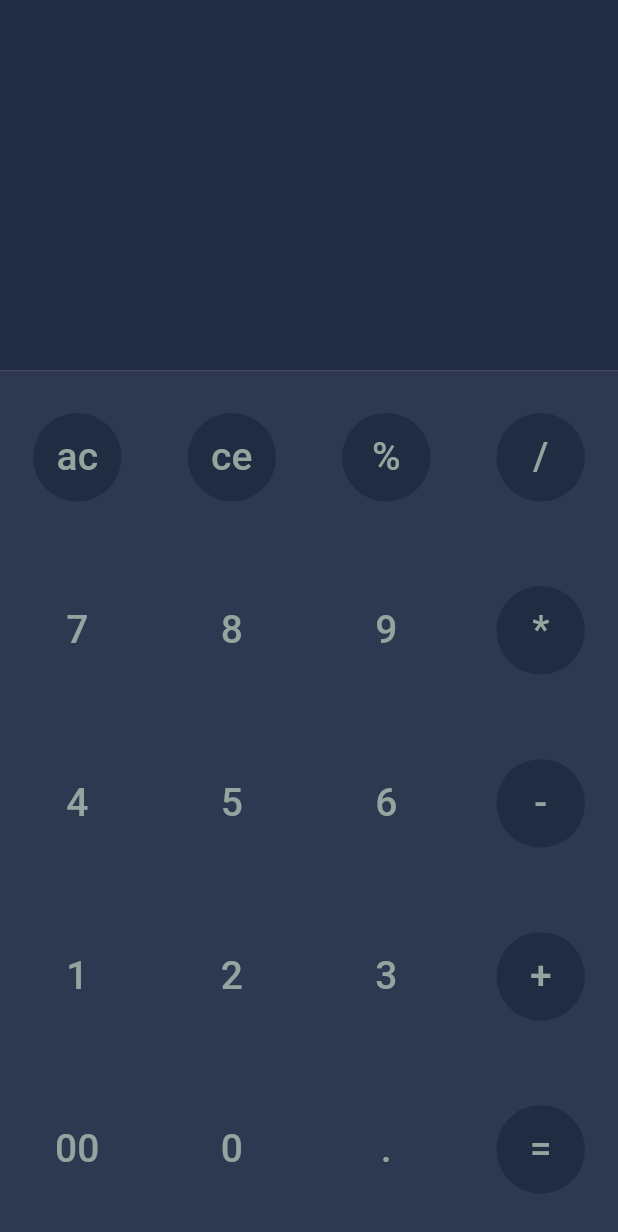
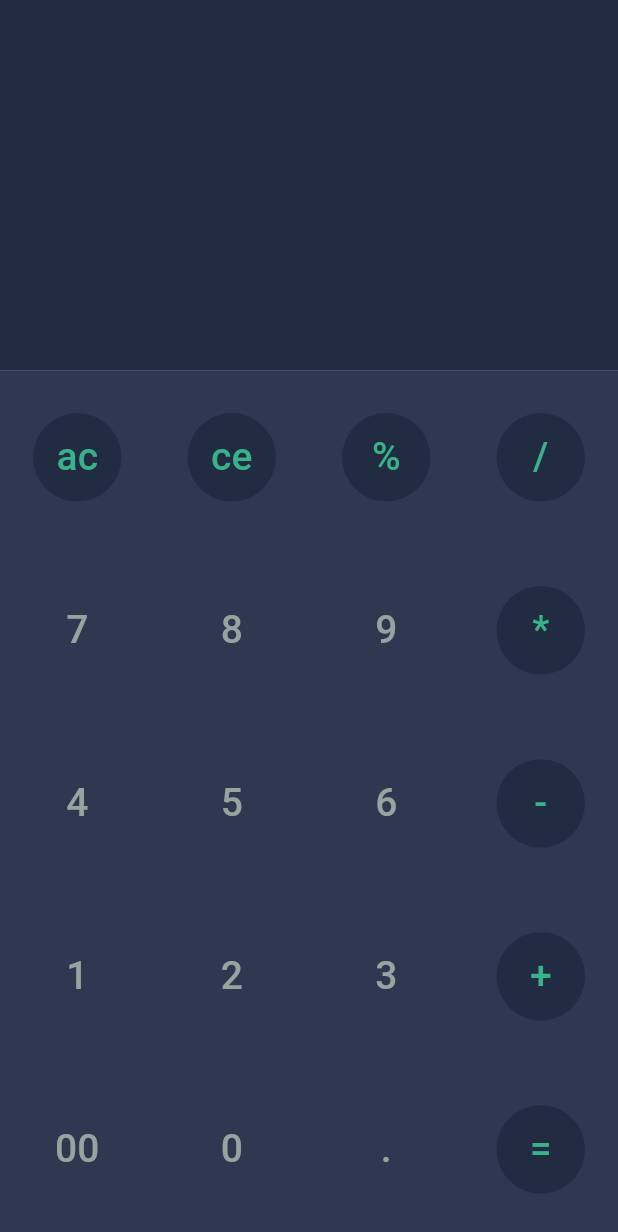
Before and after one commit to Sobhan-Ziyaei/flutter_calcaulator, a Flutter app: the screen it shows after launch, on a phone screen of 412 x 824 dp. Shown: the top 1232 px of the screen. Run offline on Flutter 3.47's test engine with Material 3 defaults, Android fonts, the phone set to English and light mode, and no system bars.

Commit message:
create method to change operator text color

```diff
--- a/lib/ui/screens/home_screen.dart
+++ b/lib/ui/screens/home_screen.dart
@@ -59,7 +59,10 @@ class _HomeScreenState extends State<HomeScreen> {
             child: Text(
               textAlign: TextAlign.center,
               text1,
-              style: const TextStyle(fontSize: 26, color: greyColor),
+              style: TextStyle(
+                fontSize: 26,
+                color: getTextColor(text1),
+              ),
             ),
           ),
         ),
@@ -75,7 +78,10 @@ class _HomeScreenState extends State<HomeScreen> {
             child: Text(
               textAlign: TextAlign.center,
               text2,
-              style: const TextStyle(fontSize: 26, color: greyColor),
+              style: TextStyle(
+                fontSize: 26,
+                color: getTextColor(text2),
+              ),
             ),
           ),
         ),
@@ -91,7 +97,10 @@ class _HomeScreenState extends State<HomeScreen> {
             child: Text(
               textAlign: TextAlign.center,
               text3,
-              style: const TextStyle(fontSize: 26, color: greyColor),
+              style: TextStyle(
+                fontSize: 26,
+                color: getTextColor(text3),
+              ),
             ),
           ),
         ),
@@ -107,7 +116,10 @@ class _HomeScreenState extends State<HomeScreen> {
             child: Text(
               textAlign: TextAlign.center,
               text4,
-              style: const TextStyle(fontSize: 26, color: greyColor),
+              style: TextStyle(
+                fontSize: 26,
+                color: getTextColor(text4),
+              ),
             ),
           ),
         )
@@ -132,4 +144,11 @@ class _HomeScreenState extends State<HomeScreen> {
     }
     return greyBg;
   }
+
+  Color getTextColor(String text) {
+    if (isOperator(text)) {
+      return greenColor;
+    }
+    return greyColor;
+  }
 }
```
